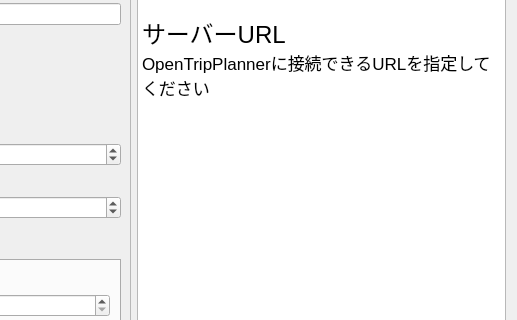
This is isochrone.ui in geogra-geogra/qgis-otp-multi-isochrone-plugin as Qt 5 draws it before an edit; both pictures show x 376 to 893 and y 339 to 659 of the 893 by 1112 pixel window. The edited form follows.
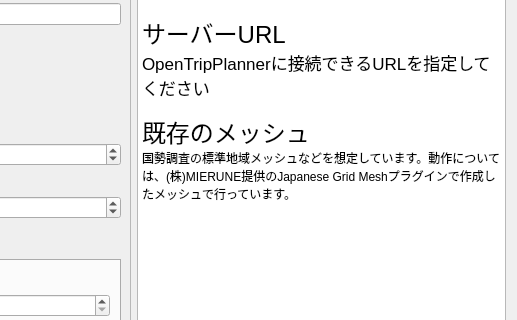
This is the edited form. Custom widgets are drawn as their Qt base class.

Commit message: 単一地点完成

The edit to the form file:
```diff
--- a/isochrone.ui
+++ b/isochrone.ui
@@ -698,7 +698,11 @@
 &lt;p style=&quot; margin-top:0px; margin-bottom:0px; margin-left:0px; margin-right:0px; -qt-block-indent:0; text-indent:0px;&quot;&gt;データは指定のメッシュ幅またはメッシュファイルを元にラスタ化され、各種統計値が算出されます&lt;/p&gt;
 &lt;p style=&quot;-qt-paragraph-type:empty; margin-top:0px; margin-bottom:0px; margin-left:0px; margin-right:0px; -qt-block-indent:0; text-indent:0px;&quot;&gt;&lt;br /&gt;&lt;/p&gt;
 &lt;p style=&quot; margin-top:0px; margin-bottom:0px; margin-left:0px; margin-right:0px; -qt-block-indent:0; text-indent:0px;&quot;&gt;&lt;span style=&quot; font-size:18pt;&quot;&gt;サーバーURL&lt;/span&gt;&lt;/p&gt;
-&lt;p style=&quot; margin-top:0px; margin-bottom:0px; margin-left:0px; margin-right:0px; -qt-block-indent:0; text-indent:0px;&quot;&gt;OpenTripPlannerに接続できるURLを指定してください&lt;/p&gt;&lt;/body&gt;&lt;/html&gt;</string>
+&lt;p style=&quot; margin-top:0px; margin-bottom:0px; margin-left:0px; margin-right:0px; -qt-block-indent:0; text-indent:0px;&quot;&gt;OpenTripPlannerに接続できるURLを指定してください&lt;/p&gt;&lt;/body&gt;&lt;/html&gt;
+&lt;p style=&quot;-qt-paragraph-type:empty; margin-top:0px; margin-bottom:0px; margin-left:0px; margin-right:0px; -qt-block-indent:0; text-indent:0px;&quot;&gt;&lt;br /&gt;&lt;/p&gt;
+&lt;p style=&quot; margin-top:0px; margin-bottom:0px; margin-left:0px; margin-right:0px; -qt-block-indent:0; text-indent:0px;&quot;&gt;&lt;span style=&quot; font-size:18pt;&quot;&gt;既存のメッシュ&lt;/span&gt;&lt;/p&gt;
+&lt;p style=&quot; margin-top:0px; margin-bottom:0px; margin-left:0px; margin-right:0px; -qt-block-indent:0; text-indent:0px;&quot;&gt;国勢調査の標準地域メッシュなどを想定しています。動作については、(株)MIERUNE提供のJapanese Grid Meshプラグインで作成したメッシュで行っています。&lt;/p&gt;&lt;/body&gt;&lt;/html&gt;
+</string>
        </property>
       </widget>
      </item>
```
Left out of the diff: 12 changed lines with no effect on the pictures. The commit also changes 1 other file.
